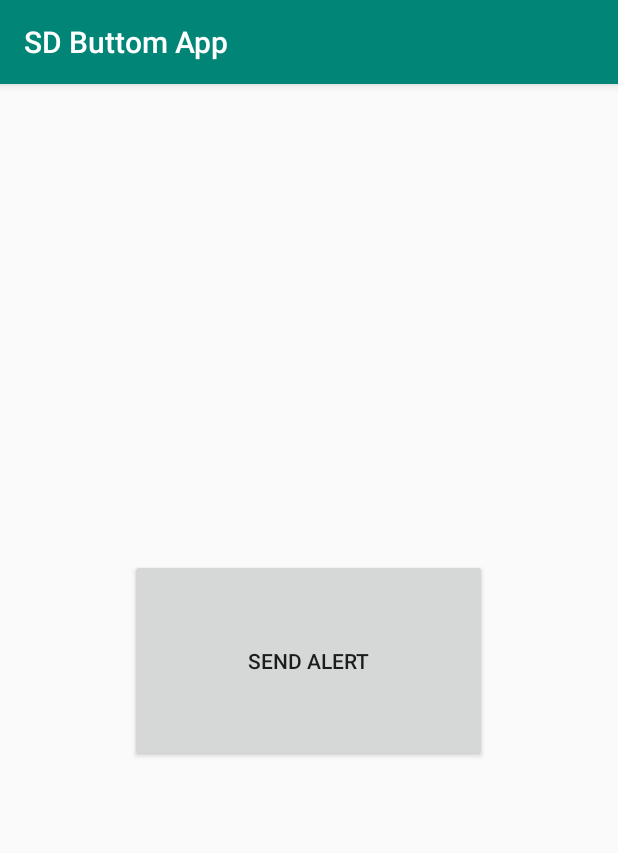
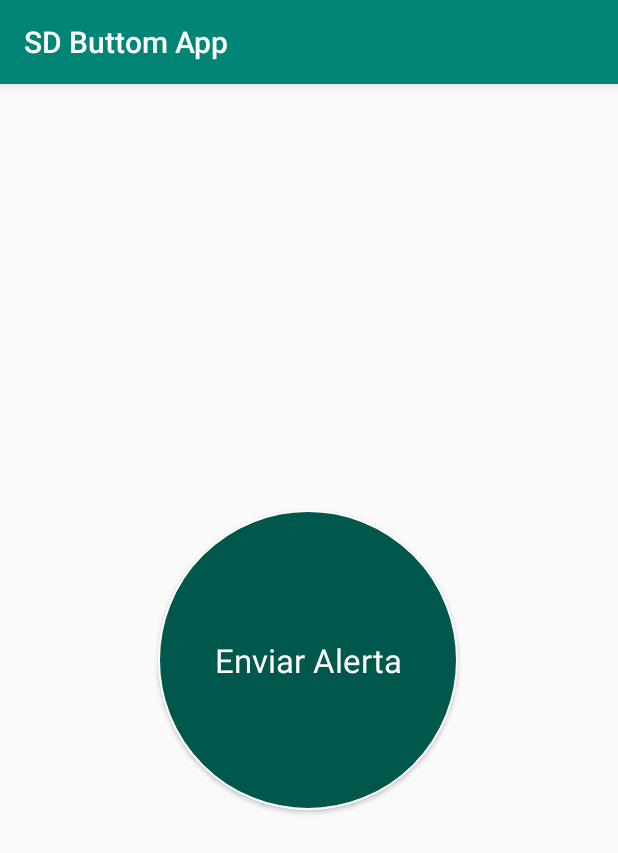
Before and after one commit to sdpos20191/sd-buttom-app, an Android app: the screen it shows after launch (MainActivity), on a phone screen of 412 x 824 dp. Shown: the top 853 px of the screen. Run offline under Robolectric (Android 15) with nearby library versions, the phone set to English and light mode, and no system bars.

Commit message:
Update buttom design

```diff
--- /dev/null
+++ b/app/src/main/res/drawable/shape_drawable.xml
@@ -0,0 +1,10 @@
+<?xml version="1.0" encoding="utf-8"?>
+<selector xmlns:android="http://schemas.android.com/apk/res/android">
+    <item>
+        <shape android:shape="oval">
+            <stroke android:color="@color/common_google_signin_btn_text_dark" android:width="1dp" />
+            <solid android:color="@color/colorPrimaryDark"/>
+            <size android:width="200dp" android:height="200dp"/>
+        </shape>
+    </item>
+</selector>
--- a/app/src/main/res/layout/activity_main.xml
+++ b/app/src/main/res/layout/activity_main.xml
@@ -8,18 +8,22 @@
 
     <Button
         android:id="@+id/button"
-        android:layout_width="238dp"
-        android:layout_height="135dp"
+        android:layout_width="200dp"
+        android:layout_height="200dp"
         android:layout_marginStart="86dp"
         android:layout_marginLeft="86dp"
         android:layout_marginTop="298dp"
         android:layout_marginEnd="87dp"
         android:layout_marginRight="87dp"
         android:layout_marginBottom="298dp"
+        android:background="@drawable/shape_drawable"
         android:onClick="sendOccurrence"
-        android:text="Send Alert"
+        android:text="Enviar Alerta"
+        android:textAppearance="@style/TextAppearance.AppCompat.Large"
+        android:textColor="#FFFFFF"
         app:layout_constraintBottom_toBottomOf="parent"
         app:layout_constraintEnd_toEndOf="parent"
         app:layout_constraintStart_toStartOf="parent"
-        app:layout_constraintTop_toTopOf="parent" />
+        app:layout_constraintTop_toTopOf="parent"
+        app:layout_constraintVertical_bias="0.507" />
 </android.support.constraint.ConstraintLayout>
```
